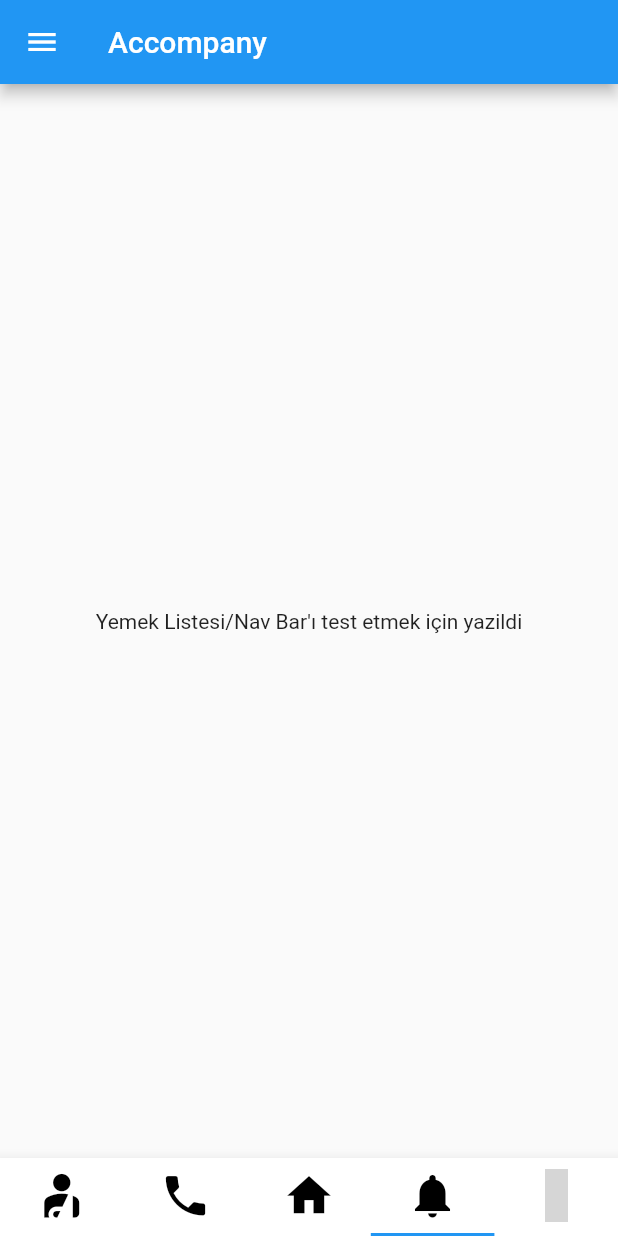
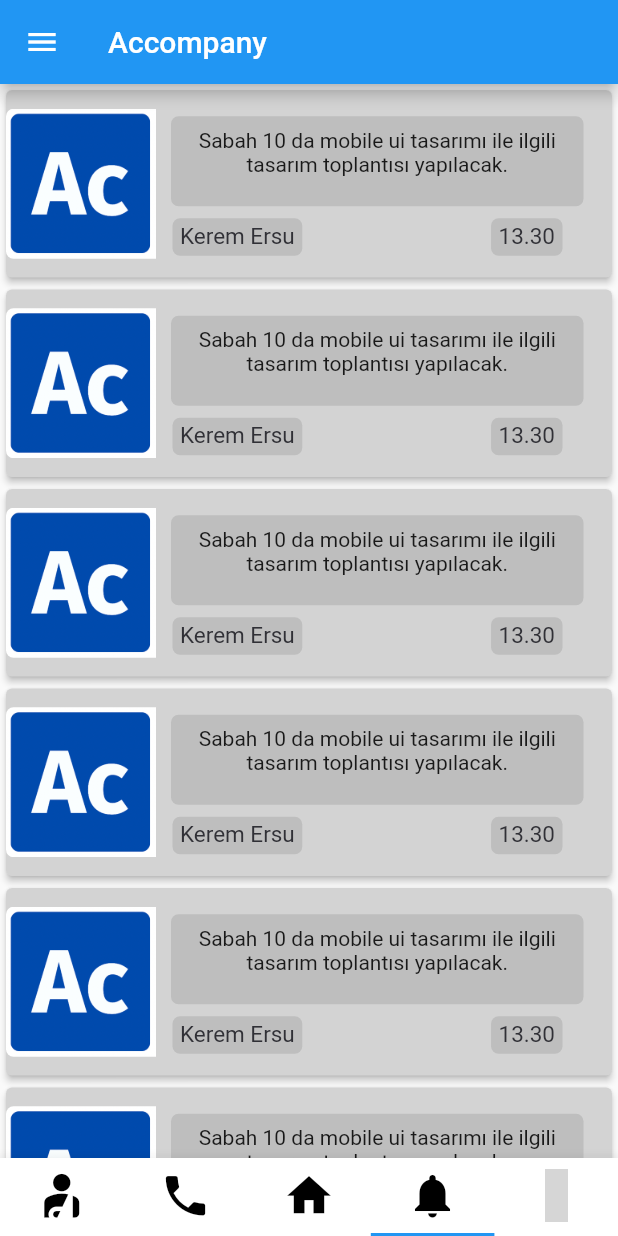
Before and after one commit to btu-accompany/accompany-mobile, a Flutter app: the screen it shows after launch, item 4 of the bottom bar chosen, on a phone screen of 412 x 824 dp. Run offline on Flutter 3.47's test engine with Material 2 defaults, Android fonts, the light colour scheme and no system bars; our stand-ins replace firebase_core, firebase_messaging, flutter_local_notifications, fluttericon, fluttertoast, image_picker; accounts and stored records are empty; network calls fail; grey boxes are pictures that could not be loaded.

Commit message:
bildirim goruntuleme sayfası gecici datalarla olusturuldu

```diff
--- /dev/null
+++ b/lib/features/notifications/notifications_view.dart
@@ -0,0 +1,118 @@
+import 'package:flutter/cupertino.dart';
+import 'package:flutter/material.dart';
+
+class NotificationsView extends StatelessWidget {
+  @override
+  Widget build(BuildContext context) {
+    return Scaffold(
+      //todo bildirimlerin üstüne sag yukarı + butonu eklencek
+      body: ListView.builder(
+          itemCount: 10,
+          itemBuilder: (BuildContext context, int index) {
+            return Card(
+              elevation: 2,
+              color: Color.fromARGB(255, 211, 211, 211),
+              child: Container(
+                height: 125.0,
+                child: Row(
+                  children: <Widget>[
+                    Container(
+                      height: 100.0,
+                      width: 100.0,
+                      decoration: BoxDecoration(
+                          borderRadius: BorderRadius.only(
+                              bottomLeft: Radius.circular(5),
+                              topLeft: Radius.circular(5)),
+                          image: DecorationImage(
+                            fit: BoxFit.cover,
+                            image: AssetImage(
+                              'assets/accompany_logo.png',
+                            ),
+                          )),
+                    ),
+                    Container(
+                      height: 100,
+                      child: Padding(
+                        padding: EdgeInsets.fromLTRB(10, 2, 0, 0),
+                        child: Column(
+                          crossAxisAlignment: CrossAxisAlignment.start,
+                          children: <Widget>[
+                            Padding(
+                              padding: EdgeInsets.fromLTRB(0, 3, 0, 3),
+                              child: Container(
+                                width: 275,
+                                height: 60,
+                                decoration: BoxDecoration(
+                                    color: Color.fromARGB(255, 190, 190, 190),
+                                    borderRadius:
+                                        BorderRadius.all(Radius.circular(5))),
+                                child: Padding(
+                                  padding: EdgeInsets.fromLTRB(0, 8, 0, 3),
+                                  child: Text(
+                                    "Sabah 10 da mobile ui tasarımı ile ilgili tasarım toplantısı yapılacak.",
+                                    textAlign: TextAlign.center,
+                                  ),
+                                ),
+                              ),
+                            ),
+                            Padding(
+                              padding: EdgeInsets.fromLTRB(1, 5, 0, 2),
+                              child: Container(
+                                  width: 260,
+                                  child: Row(
+                                    mainAxisAlignment:
+                                        MainAxisAlignment.spaceBetween,
+                                    children: [
+                                      Container(
+                                        height: 25,
+                                        decoration: BoxDecoration(
+                                            color: Color.fromARGB(
+                                                255, 190, 190, 190),
+                                            borderRadius: BorderRadius.all(
+                                                Radius.circular(5))),
+                                        child: Padding(
+                                          padding:
+                                              EdgeInsets.fromLTRB(5, 3, 5, 3),
+                                          child: Text(
+                                            "Kerem Ersu",
+                                            style: TextStyle(
+                                                fontSize: 15,
+                                                color: Color.fromARGB(
+                                                    255, 48, 48, 54)),
+                                          ),
+                                        ),
+                                      ),
+                                      Container(
+                                        height: 25,
+                                        decoration: BoxDecoration(
+                                            color: Color.fromARGB(
+                                                255, 190, 190, 190),
+                                            borderRadius: BorderRadius.all(
+                                                Radius.circular(5))),
+                                        child: Padding(
+                                          padding:
+                                              EdgeInsets.fromLTRB(5, 3, 5, 3),
+                                          child: Text(
+                                            "13.30",
+                                            style: TextStyle(
+                                                fontSize: 15,
+                                                color: Color.fromARGB(
+                                                    255, 48, 48, 54)),
+                                          ),
+                                        ),
+                                      ),
+                                    ],
+                                  )),
+                            ),
+                          ],
+                        ),
+                      ),
+                    )
+                  ],
+                ),
+              ),
+            );
+          }),
+    );
+  }
+}
--- /dev/null
+++ b/lib/features/splash/splash_screen.dart
@@ -0,0 +1,53 @@
+import 'dart:io';
+
+import 'package:flutter/cupertino.dart';
+import 'package:flutter/material.dart';
+
+import '../tabs/tabs_view.dart';
+
+
+
+
+class Splash extends StatefulWidget {
+  const Splash({Key? key}) : super(key: key);
+
+  @override
+  State<Splash> createState() => _SplashState();
+}
+
+class _SplashState extends State<Splash> {
+
+  @override
+  void initState() {
+    super.initState();
+
+    Future.delayed(const Duration(seconds: 3), (){
+      Navigator.pushReplacement(context, MaterialPageRoute(builder: (context)=> AccompanyTabView()));
+    });
+
+  }
+
+  @override
+  Widget build(BuildContext context) {
+    return Scaffold(
+      backgroundColor: Colors.white,
+      body: Center(
+        child: Column(
+          mainAxisAlignment: MainAxisAlignment.center,
+          children: [
+            Image.asset('assets/accompany_logo.png', height: 200,),
+            const SizedBox(height: 30,),
+            if(Platform.isIOS)
+              const CupertinoActivityIndicator(
+                radius: 20,
+              )
+            else
+              const CircularProgressIndicator(
+                backgroundColor: Colors.white,
+              )
+          ],
+        )
+      ),
+    );
+  }
+}
--- a/lib/features/tabs/tabs_view.dart
+++ b/lib/features/tabs/tabs_view.dart
@@ -2,6 +2,7 @@ import 'package:accompany/features/drawer/drawer.dart';
 import 'package:accompany/features/foods/foods.dart';
 import 'package:accompany/features/nearmiss/nearmiss_add_view.dart';
 import 'package:accompany/features/nearmiss/nearmiss_view.dart';
+import 'package:accompany/features/notifications/notifications_view.dart';
 import 'package:flutter/material.dart';
 import 'package:fluttericon/font_awesome_icons.dart';
 
@@ -30,7 +31,7 @@ class _AccompanyTabViewState extends TabViewModel {
               NearMissView(),
               FoodListView(),
               FoodListView(),
-              FoodListView(),
+              NotificationsView(),
               FoodListView(),
             ],
           ),
--- a/lib/main.dart
+++ b/lib/main.dart
@@ -1,4 +1,5 @@
 import 'package:accompany/features/nearmiss/nearmiss_view.dart';
+import 'package:accompany/features/splash/splash_screen.dart';
 import 'package:accompany/features/tabs/tabs_view.dart';
 import 'package:firebase_core/firebase_core.dart';
 import 'package:firebase_messaging/firebase_messaging.dart';
@@ -28,6 +29,6 @@ class _MyAppState extends State<MyApp> {
     return MaterialApp(
         debugShowCheckedModeBanner: false,
         title: 'Accompany',
-        home: AccompanyTabView());
+        home: const Splash());
   }
 }
--- a/pubspec.yaml
+++ b/pubspec.yaml
@@ -66,7 +66,9 @@ flutter:
   uses-material-design: true
 
   # To add assets to your application, add an assets section, like this:
-  # assets:
+  assets:
+    - assets/accompany_logo.png
+    - assets/accompanytema.png
   #   - images/a_dot_burr.jpeg
   #   - images/a_dot_ham.jpeg
 
```
Also changed, not shown: lib/features/notifications/notifications_add_view.dart (added, +65 -0 lines), assets/accompany_logo.png (added), assets/accompanytema.png (added).
